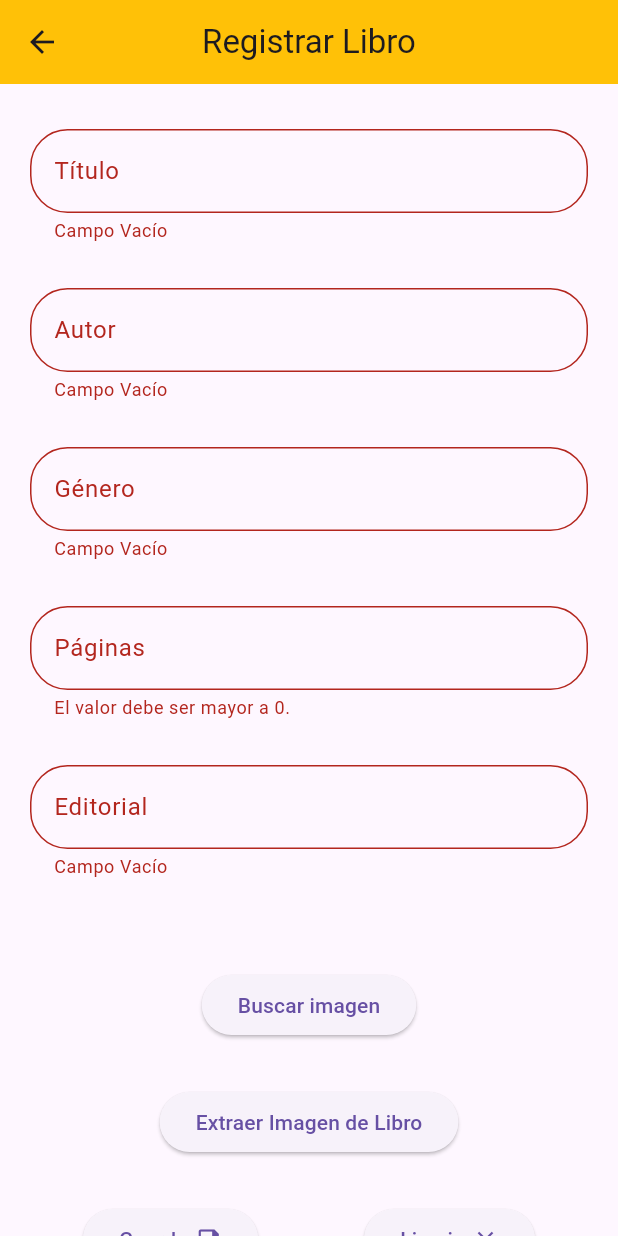
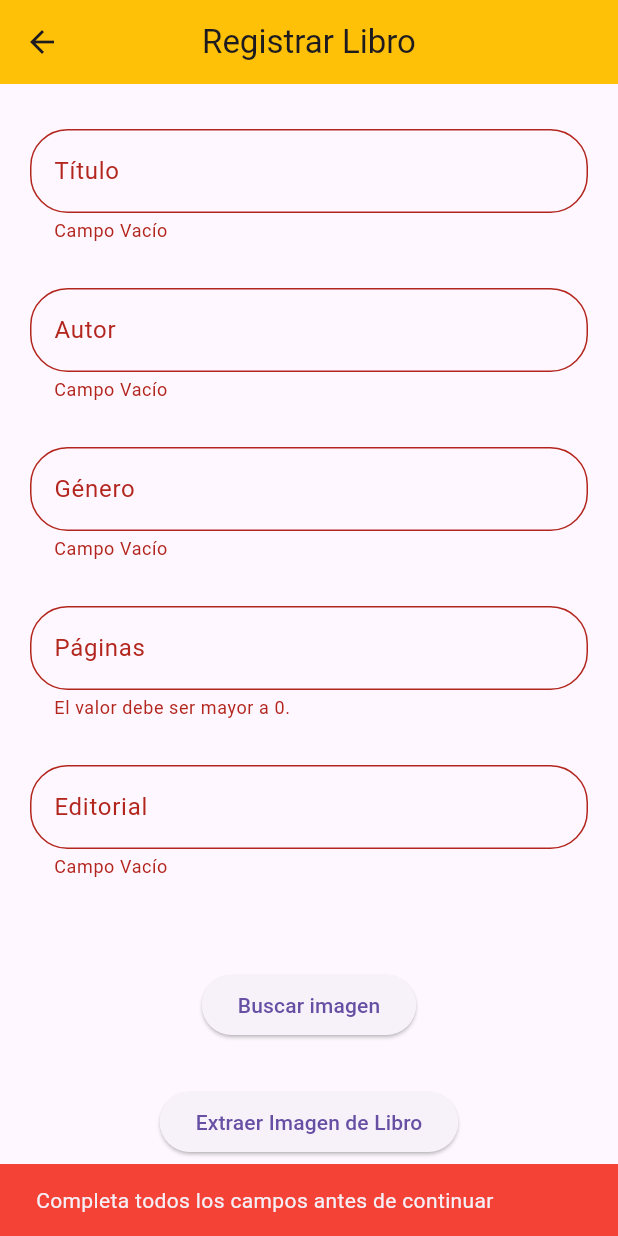
Before and after one commit to Jucar-2021/practica_login, a Flutter app: the Paginaregistro screen opened directly, after a tap on "Extraer Imagen de Libro", after a tap on "Guardar", on a phone screen of 412 x 824 dp. Run offline on Flutter 3.47's test engine with Material 3 defaults, Android fonts, the phone set to English and light mode, and no system bars; our stand-ins replace file_picker, firebase_auth, firebase_core, firebase_database, google_sign_in, image_picker and 1 more; missing offline and left inert: pdfx; accounts and stored records are empty.

Commit message:
se agrega SnackBar para cuando los campos no estan llenos en su totalidad

```diff
--- a/lib/PaginaRegistro.dart
+++ b/lib/PaginaRegistro.dart
@@ -132,6 +132,16 @@ class _PaginaregistroState extends State<Paginaregistro> {
                 ElevatedButton(
                     onPressed: () {
                       if (!formKey.currentState!.validate()) {
+                        //Si hay un campo vacío, muestra un mensaje de error
+                        ScaffoldMessenger.of(context).showSnackBar(
+                          SnackBar(
+                            content: Text(
+                                "Completa todos los campos antes de continuar"),
+                            backgroundColor: Colors.red,
+                          ),
+                        );
+                        return;
+                      } else  {
                         setState(
                           () {
                             t = ctrlTitulo.text;
@@ -153,6 +163,8 @@ class _PaginaregistroState extends State<Paginaregistro> {
                         ctrlGenero.clear();
                         ctrlAutor.clear();
                       }
+
+
                     },
                     child: Text("Extraer Imagen de Libro")),
                 Padding(padding: EdgeInsets.symmetric(vertical: 15.0)),
@@ -162,6 +174,14 @@ class _PaginaregistroState extends State<Paginaregistro> {
                     ElevatedButton(
                       onPressed: () async {
                         if (!formKey.currentState!.validate()) {
+                          //Si hay un campo vacío, muestra un mensaje de error
+                          ScaffoldMessenger.of(context).showSnackBar(
+                            SnackBar(
+                              content: Text(
+                                  "Completa todos los campos antes de continuar"),
+                              backgroundColor: Colors.red,
+                            ),
+                          );
                           return;
                         }
                         Map<String, String> libro = {
```
